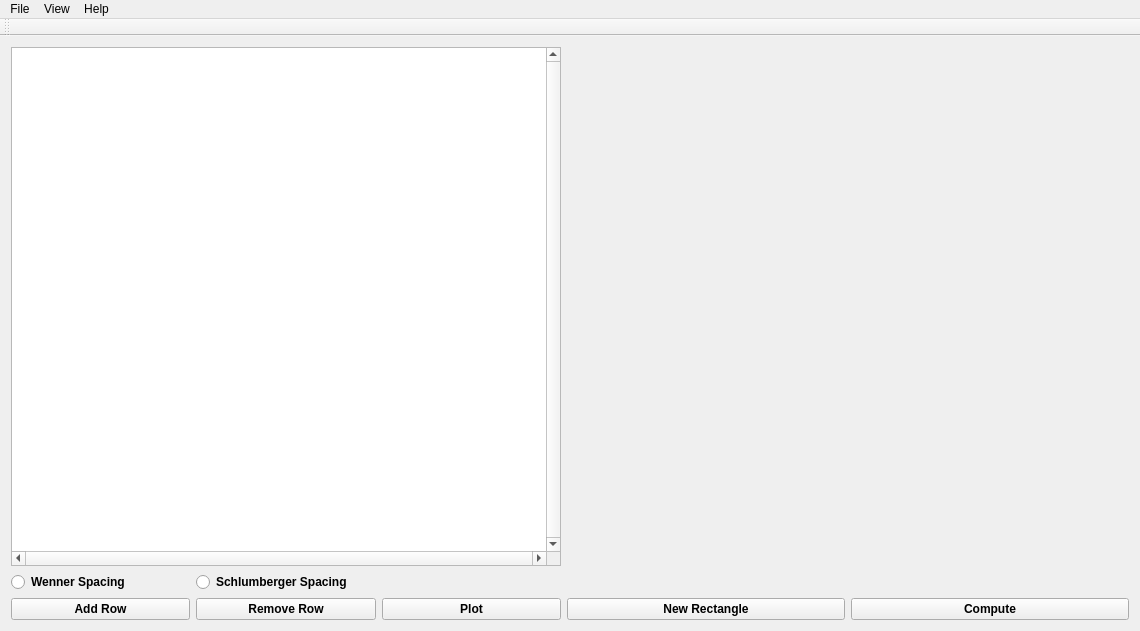
Before: the Qt Designer form ves/mainwindow.ui in ajoros/ves_ajoros, drawn with Qt 5.
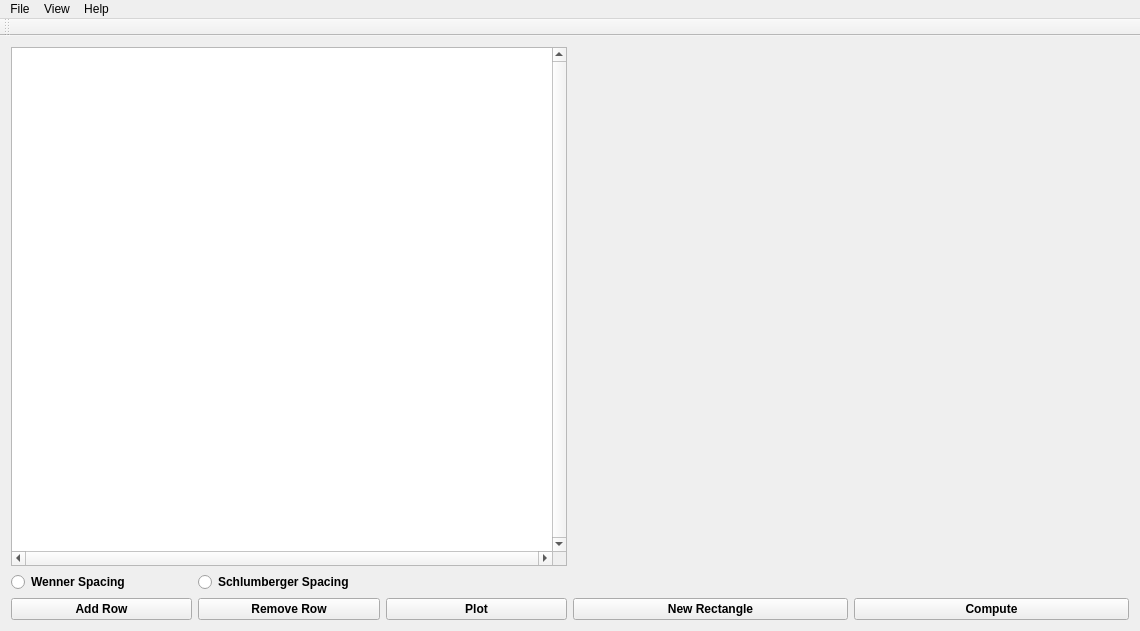
After: the same form once the commit is applied.

Commit message: Table model-view working on main.py

Diff of the .ui file:
```diff
--- a/ves/mainwindow.ui
+++ b/ves/mainwindow.ui
@@ -37,8 +37,8 @@
      <layout class="QGridLayout" name="gridLayout_2">
       <item row="0" column="0">
        <layout class="QVBoxLayout" name="verticalLayout_4">
-        <item alignment="Qt::AlignHCenter">
-         <widget class="QTableView" name="TableViewWidget">
+        <item>
+         <widget class="QTableView" name="tableViewWidget">
           <property name="enabled">
            <bool>true</bool>
           </property>
@@ -73,27 +73,6 @@
         </item>
         <item>
          <layout class="QGridLayout" name="gridLayout">
-          <item row="0" column="0">
-           <widget class="QRadioButton" name="radioButton_2">
-            <property name="text">
-             <string>Wenner Spacing</string>
-            </property>
-           </widget>
-          </item>
-          <item row="0" column="1" colspan="2">
-           <widget class="QRadioButton" name="radioButton">
-            <property name="text">
-             <string>Schlumberger Spacing</string>
-            </property>
-           </widget>
-          </item>
-          <item row="1" column="0">
-           <widget class="QPushButton" name="pushButton_4">
-            <property name="text">
-             <string>Add Row</string>
-            </property>
-           </widget>
-          </item>
           <item row="1" column="1">
            <widget class="QPushButton" name="pushButton_5">
             <property name="text">
@@ -101,6 +80,13 @@
             </property>
            </widget>
           </item>
+          <item row="1" column="0">
+           <widget class="QPushButton" name="addRowButton">
+            <property name="text">
+             <string>Add Row</string>
+            </property>
+           </widget>
+          </item>
           <item row="1" column="2">
            <widget class="QPushButton" name="pushButton">
             <property name="text">
@@ -108,6 +94,20 @@
             </property>
            </widget>
           </item>
+          <item row="0" column="1" colspan="2">
+           <widget class="QRadioButton" name="schlumbergerRadioButton">
+            <property name="text">
+             <string>Schlumberger Spacing</string>
+            </property>
+           </widget>
+          </item>
+          <item row="0" column="0">
+           <widget class="QRadioButton" name="wennerRadioButton">
+            <property name="text">
+             <string>Wenner Spacing</string>
+            </property>
+           </widget>
+          </item>
          </layout>
         </item>
        </layout>
```
Left out of the diff: 10 changed lines with no effect on the pictures. The commit also changes 11 other files.
